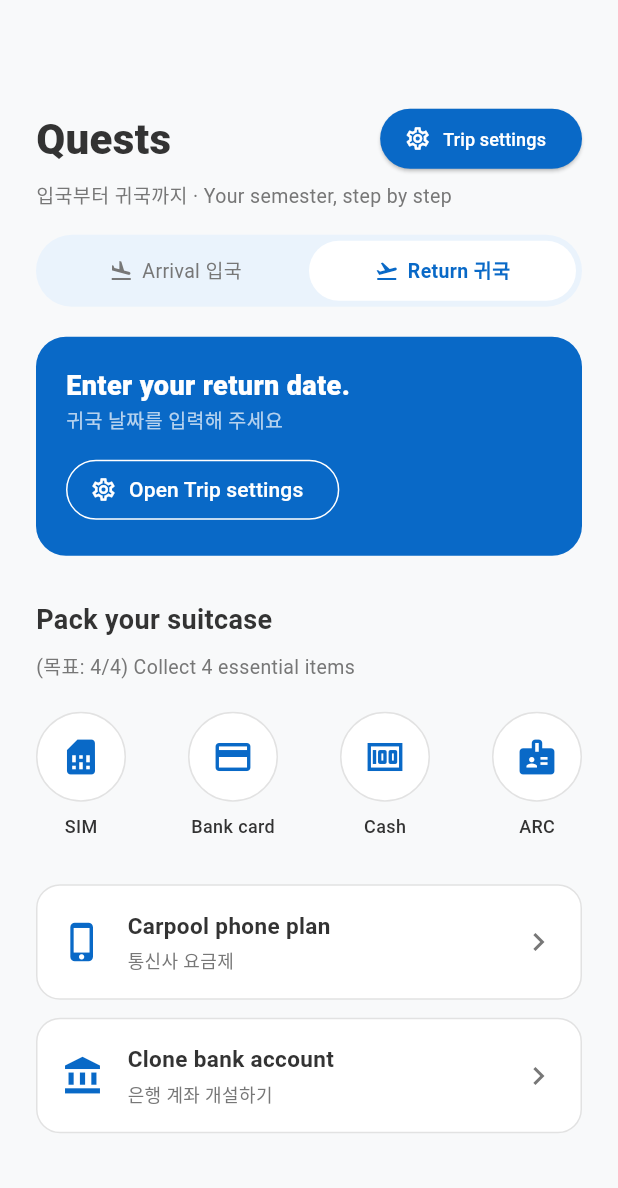
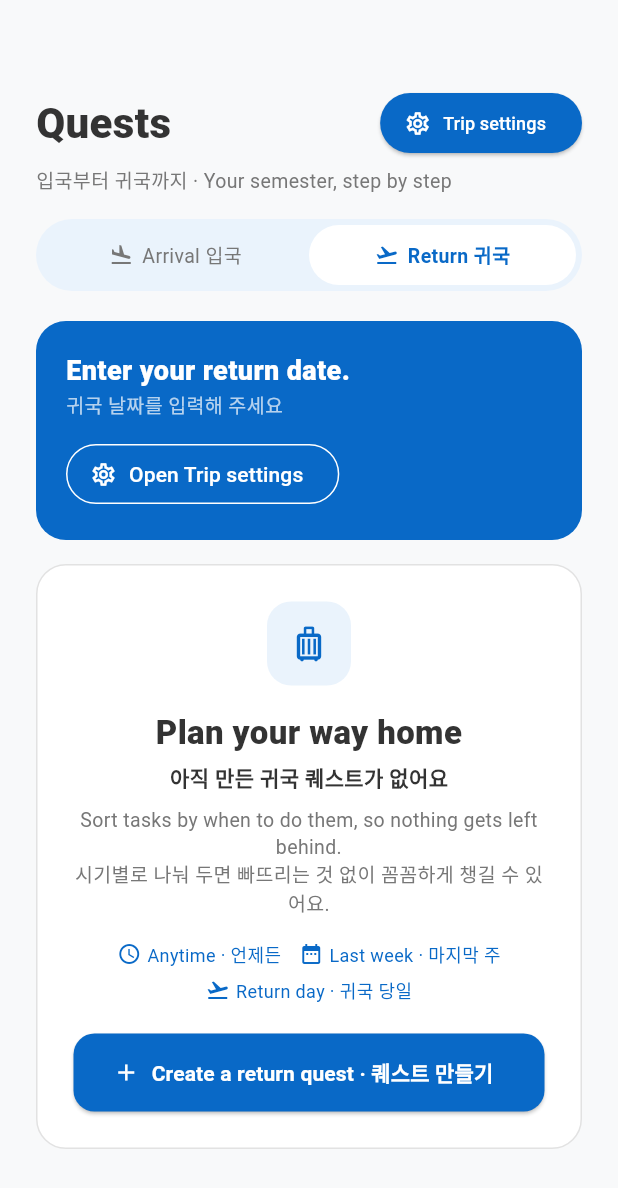
Before and after one commit to xgledsp/Mobile-programming, a Flutter app: the QuestsPage screen opened directly, after a tap on "Return 귀국", on a phone screen of 412 x 824 dp. Shown: the top 1188 px of the screen. Run offline on Flutter 3.47's test engine with Material 3 defaults, Android fonts, the phone set to English and light mode, and no system bars.

Commit message:
Add Return empty state and create return quest button

```diff
--- a/lib/quests_page.dart
+++ b/lib/quests_page.dart
@@ -18,6 +18,7 @@ class _QuestsPageState extends State<QuestsPage> {
 
   // Data from QuestStore (filled in by _loadData).
   List<Quest> _quests = [];
+  List<Quest> _returnQuests = [];
   TripSettings _settings = TripSettings();
 
   @override
@@ -29,10 +30,13 @@ class _QuestsPageState extends State<QuestsPage> {
   /// Reads quests and settings from the store, then redraws the page.
   Future<void> _loadData() async {
     final List<Quest> quests = await QuestStore.instance.loadQuests();
+    final List<Quest> returnQuests =
+        await QuestStore.instance.loadReturnQuests();
     final TripSettings settings = await QuestStore.instance.loadSettings();
     if (!mounted) return; // The page may be closed while waiting
     setState(() {
       _quests = quests;
+      _returnQuests = returnQuests;
       _settings = settings;
     });
   }
@@ -85,31 +89,8 @@ class _QuestsPageState extends State<QuestsPage> {
                 // Return tab content
                 if (_showReturn) ...[
                   _buildDepartureCard(),
-                  const SizedBox(height: 30),
-                  const Text('Pack your suitcase',
-                      style: TextStyle(
-                          fontSize: 18,
-                          fontWeight: FontWeight.bold,
-                          color: darkText)),
-                  const SizedBox(height: 8),
-                  const Text('(목표: 4/4) Collect 4 essential items',
-                      style: TextStyle(fontSize: 13, color: lightText)),
-                  const SizedBox(height: 20),
-                  Row(
-                    mainAxisAlignment: MainAxisAlignment.spaceBetween,
-                    children: [
-                      _buildSuitcaseItem(Icons.sim_card, 'SIM'),
-                      _buildSuitcaseItem(Icons.credit_card, 'Bank card'),
-                      _buildSuitcaseItem(Icons.money, 'Cash'),
-                      _buildSuitcaseItem(Icons.badge, 'ARC'),
-                    ],
-                  ),
-                  const SizedBox(height: 30),
-                  _buildQuestTile(
-                      Icons.phone_iphone, 'Carpool phone plan', '통신사 요금제'),
-                  const SizedBox(height: 12),
-                  _buildQuestTile(Icons.account_balance, 'Clone bank account',
-                      '은행 계좌 개설하기'),
+                  const SizedBox(height: 16),
+                  if (_returnQuests.isEmpty) _buildReturnEmptyState(),
                 ] else ...[
                   // Arrival tab content.
                   _buildArrivalSummary(),
@@ -197,7 +178,9 @@ class _QuestsPageState extends State<QuestsPage> {
             const Text(
               'Enter your return date.',
               style: TextStyle(
-                  fontSize: 18, fontWeight: FontWeight.w800, color: Colors.white),
+                  fontSize: 18,
+                  fontWeight: FontWeight.w800,
+                  color: Colors.white),
             ),
             const Text(
               '귀국 날짜를 입력해 주세요',
@@ -231,7 +214,9 @@ class _QuestsPageState extends State<QuestsPage> {
           const Text(
             'RETURN IN | 귀국까지',
             style: TextStyle(
-                fontSize: 11, fontWeight: FontWeight.bold, color: Colors.white70),
+                fontSize: 11,
+                fontWeight: FontWeight.bold,
+                color: Colors.white70),
           ),
           const SizedBox(height: 4),
           Text(
@@ -393,6 +378,107 @@ class _QuestsPageState extends State<QuestsPage> {
     final Quest? created = await showQuestSheet(context);
     if (created == null) return; // Closed without saving
     await _addQuest(created);
+  }
+
+
+  /// Adds a quest to the Return list and saves it.
+  Future<void> _addReturnQuest(Quest quest) async {
+    setState(() {
+      _returnQuests.add(quest);
+    });
+    await QuestStore.instance.saveReturnQuests(_returnQuests);
+  }
+
+  /// Opens the create sheet for a Return quest.
+  /// [phase] picks a time group in advance (used by "+ Add" in a group).
+  Future<void> _openCreateReturnQuest({String? phase}) async {
+    final Quest? created =
+        await showQuestSheet(context, isReturn:true, phase: phase);
+    if (created == null) return; // Closed without saving
+    await _addReturnQuest(created);
+  }
+
+  /// Shown when the user has no return quests yet.
+  Widget _buildReturnEmptyState() {
+    return Container(
+      width: double.infinity,
+      padding: const EdgeInsets.all(24),
+      decoration: BoxDecoration(
+        color: Colors.white,
+        borderRadius: BorderRadius.circular(20),
+        border: Border.all(color: borderGray),
+      ),
+      child: Column(
+        children: [
+          Container(
+            width: 56,
+            height: 56,
+            decoration: BoxDecoration(
+              color: softBlue,
+              borderRadius: BorderRadius.circular(16),
+            ),
+            child: const Icon(Icons.luggage_outlined, color: primaryBlue, size: 28),
+          ),
+          const SizedBox(height: 16),
+          const Text(
+            'Plan your way home',
+            textAlign: TextAlign.center,
+            style: TextStyle(fontSize: 22, fontWeight: FontWeight.w800, color: darkText),
+          ),
+          const SizedBox(height: 4),
+          const Text(
+            '아직 만든 귀국 퀘스트가 없어요',
+            style: TextStyle(fontSize: 14, fontWeight: FontWeight.bold, color: darkText),
+          ),
+          const SizedBox(height: 8),
+          const Text(
+            'Sort tasks by when to do them, so nothing gets left behind.\n'
+            '시기별로 나눠 두면 빠뜨리는 것 없이 꼼꼼하게 챙길 수 있어요.',
+            textAlign: TextAlign.center,
+            style: TextStyle(fontSize: 13, height: 1.4, color: lightText),
+          ),
+          const SizedBox(height: 16),
+          // Small preview of the three time groups.
+          Wrap(
+            alignment: WrapAlignment.center,
+            spacing: 12,
+            runSpacing: 6,
+            children: [
+              for (final String p in returnPhases)
+                Row(
+                  mainAxisSize: MainAxisSize.min,
+                  children: [
+                    Icon(phaseIcons[p], size: 16, color: primaryBlue),
+                    const SizedBox(width: 4),
+                    Text(
+                      phaseTitles[p] ?? p,
+                      style: const TextStyle(fontSize: 12, color: primaryBlue),
+                    ),
+                  ],
+                ),
+            ],
+          ),
+          const SizedBox(height: 20),
+          SizedBox(
+            width: double.infinity,
+            height: 52,
+            child: ElevatedButton.icon(
+              onPressed: () => _openCreateReturnQuest(),
+              icon: const Icon(Icons.add),
+              label: const Text(
+                'Create a return quest · 퀘스트 만들기',
+                style: TextStyle(fontWeight: FontWeight.bold),
+              ),
+              style: ElevatedButton.styleFrom(
+                backgroundColor: primaryBlue,
+                foregroundColor: Colors.white,
+                shape: RoundedRectangleBorder(borderRadius: BorderRadius.circular(14)),
+              ),
+            ),
+          ),
+        ],
+      ),
+    );
   }
 
   /// Recommended quests that are not in the user's list yet.
@@ -770,57 +856,4 @@ class _QuestsPageState extends State<QuestsPage> {
     );
   }
 
-  Widget _buildSuitcaseItem(IconData icon, String label) {
-    return Column(
-      children: [
-        Container(
-          width: 60,
-          height: 60,
-          decoration: BoxDecoration(
-            color: Colors.white,
-            shape: BoxShape.circle,
-            border: Border.all(color: borderGray),
-          ),
-          child: Icon(icon, color: primaryBlue, size: 28),
-        ),
-        const SizedBox(height: 8),
-        Text(label,
-            style: const TextStyle(
-                fontSize: 12, color: darkText, fontWeight: FontWeight.w500)),
-      ],
-    );
-  }
-
-  Widget _buildQuestTile(IconData icon, String title, String subtitle) {
-    return Container(
-      padding: const EdgeInsets.all(16),
-      decoration: BoxDecoration(
-        color: Colors.white,
-        borderRadius: BorderRadius.circular(16),
-        border: Border.all(color: borderGray),
-      ),
-      child: Row(
-        children: [
-          Icon(icon, color: primaryBlue, size: 28),
-          const SizedBox(width: 16),
-          Expanded(
-            child: Column(
-              crossAxisAlignment: CrossAxisAlignment.start,
-              children: [
-                Text(title,
-                    style: const TextStyle(
-                        fontWeight: FontWeight.bold,
-                        fontSize: 15,
-                        color: darkText)),
-                const SizedBox(height: 4),
-                Text(subtitle,
-                    style: const TextStyle(fontSize: 12, color: lightText)),
-              ],
-            ),
-          ),
-          const Icon(Icons.chevron_right, color: lightText),
-        ],
-      ),
-    );
-  }
 }
```
